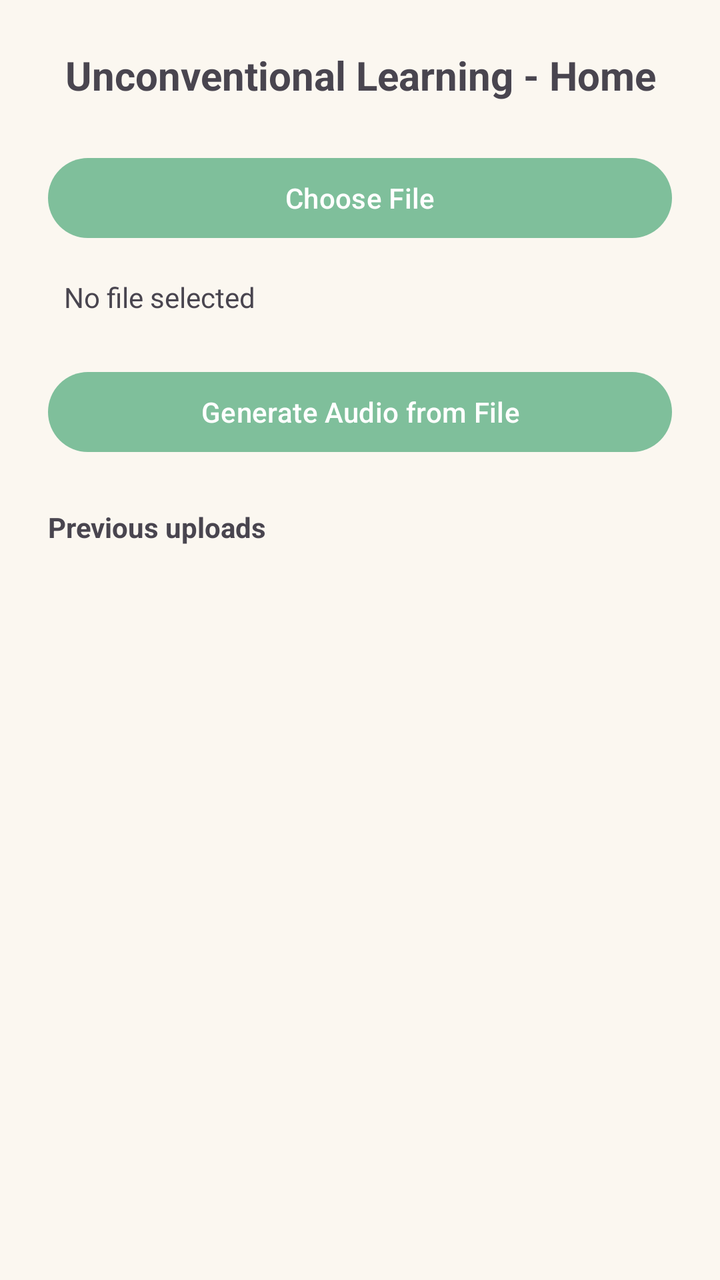
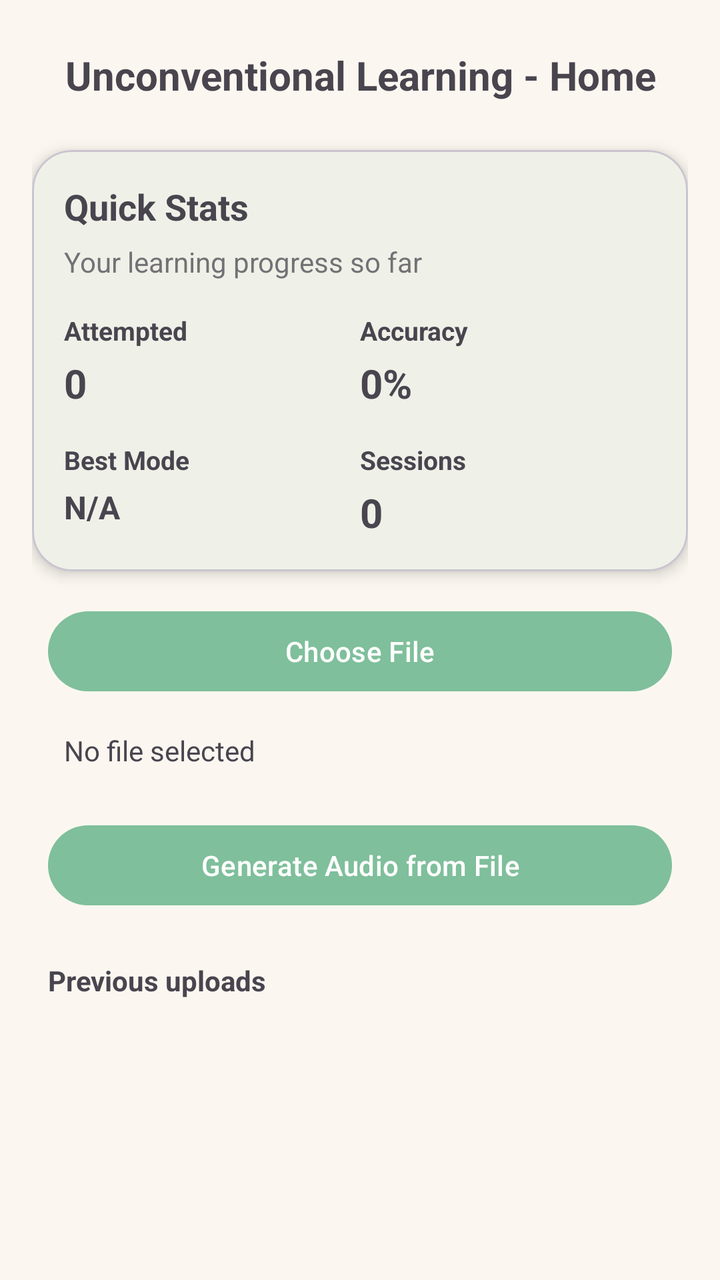

Compare the two renders of this Android layout. The source of the first and the diff that turns it into the second are given below.
<!-- AndroidManifest.xml: application theme Theme.FinalYearProject -->
<!-- res/layout/fragment_home.xml -->
<?xml version="1.0" encoding="utf-8"?>
<androidx.constraintlayout.widget.ConstraintLayout xmlns:android="http://schemas.android.com/apk/res/android"
    xmlns:app="http://schemas.android.com/apk/res-auto"
    android:layout_width="match_parent"
    android:layout_height="match_parent"
    android:padding="16dp"
    android:background="?attr/colorSurface">

    <TextView
        android:id="@+id/homeTitleTV"
        android:layout_width="0dp"
        android:layout_height="wrap_content"
        android:text="Unconventional Learning - Home"
        android:textSize="20sp"
        android:textStyle="bold"
        android:gravity="center"
        android:padding="8dp"
        app:layout_constraintTop_toTopOf="parent"
        app:layout_constraintStart_toStartOf="parent"
        app:layout_constraintEnd_toEndOf="parent" />

    <com.google.android.material.card.MaterialCardView
        android:id="@+id/continueLearningCard"
        android:layout_width="0dp"
        android:layout_height="wrap_content"
        android:layout_marginTop="16dp"
        android:visibility="gone"
        app:cardCornerRadius="20dp"
        app:cardElevation="4dp"
        app:strokeWidth="1dp"
        app:layout_constraintTop_toBottomOf="@id/homeTitleTV"
        app:layout_constraintStart_toStartOf="parent"
        app:layout_constraintEnd_toEndOf="parent">

        <LinearLayout
            android:layout_width="match_parent"
            android:layout_height="wrap_content"
            android:orientation="vertical"
            android:padding="16dp">

            <TextView
                android:id="@+id/continueLearningTitleTV"
                android:layout_width="wrap_content"
                android:layout_height="wrap_content"
                android:text="Continue Learning"
                android:textStyle="bold"
                android:textSize="18sp" />

            <TextView
                android:id="@+id/continueLearningSubtitleTV"
                android:layout_width="wrap_content"
                android:layout_height="wrap_content"
                android:layout_marginTop="6dp"
                android:text="Pick up where you left off"
                android:textSize="14sp"
                android:alpha="0.75" />

            <TextView
                android:id="@+id/continueFileNameTV"
                android:layout_width="wrap_content"
                android:layout_height="wrap_content"
                android:layout_marginTop="14dp"
                android:text="Distributed Systems Notes.pdf"
                android:textStyle="bold"
                android:textSize="16sp" />

            <TextView
                android:id="@+id/continueModeTV"
                android:layout_width="wrap_content"
                android:layout_height="wrap_content"
                android:layout_marginTop="6dp"
                android:text="Last mode: Flashcards"
                android:textSize="14sp" />

            <TextView
                android:id="@+id/continueProgressTV"
                android:layout_width="wrap_content"
                android:layout_height="wrap_content"
                android:layout_marginTop="4dp"
                android:text="Resume from item 4"
                android:textSize="14sp" />

            <Button
                android:id="@+id/continueLearningBtn"
                android:layout_width="wrap_content"
                android:layout_height="wrap_content"
                android:layout_marginTop="14dp"
                android:text="Resume Learning" />

        </LinearLayout>

    </com.google.android.material.card.MaterialCardView>

    <Button
        android:id="@+id/pickFileBtn"
        android:layout_width="0dp"
        android:layout_height="wrap_content"
        android:text="Choose File"
        android:layout_marginTop="16dp"
        android:layout_marginHorizontal="8dp"
        app:layout_constraintTop_toBottomOf="@id/continueLearningCard"
        app:layout_constraintStart_toStartOf="parent"
        app:layout_constraintEnd_toEndOf="parent" />

    <TextView
        android:id="@+id/selectedFileTV"
        android:layout_width="0dp"
        android:layout_height="wrap_content"
        android:text="No file selected"
        android:textSize="14sp"
        android:padding="8dp"
        android:layout_marginTop="8dp"
        android:layout_marginHorizontal="8dp"
        app:layout_constraintTop_toBottomOf="@id/pickFileBtn"
        app:layout_constraintStart_toStartOf="parent"
        app:layout_constraintEnd_toEndOf="parent" />

    <Button
        android:id="@+id/uploadBtn"
        android:layout_width="0dp"
        android:layout_height="wrap_content"
        android:text="Generate Audio from File"
        android:layout_marginTop="16dp"
        android:layout_marginHorizontal="8dp"
        app:layout_constraintTop_toBottomOf="@id/selectedFileTV"
        app:layout_constraintStart_toStartOf="parent"
        app:layout_constraintEnd_toEndOf="parent" />

    <ProgressBar
        android:id="@+id/uploadProgress"
        style="?android:attr/progressBarStyle"
        android:layout_width="wrap_content"
        android:layout_height="wrap_content"
        android:visibility="gone"
        android:layout_marginTop="8dp"
        app:layout_constraintTop_toBottomOf="@id/uploadBtn"
        app:layout_constraintStart_toStartOf="parent"
        app:layout_constraintEnd_toEndOf="parent" />

    <TextView
        android:id="@+id/historyLabelTV"
        android:layout_width="0dp"
        android:layout_height="wrap_content"
        android:text="Previous uploads"
        android:textStyle="bold"
        android:padding="8dp"
        android:layout_marginTop="16dp"
        app:layout_constraintTop_toBottomOf="@id/uploadProgress"
        app:layout_constraintStart_toStartOf="parent"
        app:layout_constraintEnd_toEndOf="parent" />

    <androidx.recyclerview.widget.RecyclerView
        android:id="@+id/previousFilesRV"
        android:layout_width="0dp"
        android:layout_height="0dp"
        android:layout_margin="8dp"
        app:layout_constraintTop_toBottomOf="@id/historyLabelTV"
        app:layout_constraintBottom_toBottomOf="parent"
        app:layout_constraintStart_toStartOf="parent"
        app:layout_constraintEnd_toEndOf="parent" />

</androidx.constraintlayout.widget.ConstraintLayout>
<!-- resources referenced by this layout -->
<resources>
  <style name="Theme.FinalYearProject" parent="Theme.Material3.DayNight.NoActionBar">
          <item name="colorPrimary">@color/md_primary</item>
          <item name="colorSecondary">@color/md_secondary</item>
          <item name="colorTertiary">@color/md_tertiary</item>
  
          <item name="android:colorBackground">@color/md_background</item>
          <item name="colorSurface">@color/md_surface</item>
          <item name="colorOutline">@color/md_outline</item>
  
          <item name="colorOnPrimary">@color/md_onPrimary</item>
          <item name="colorOnSecondary">@color/md_onSecondary</item>
          <item name="colorOnSurface">@color/md_onSurface</item>
      </style>
  <color name="md_primary">#7FBF9B</color>
  <color name="md_secondary">#5F9E86</color>
  <color name="md_tertiary">#B9A6D3</color>
  <color name="md_background">#F6F1E8</color>
  <color name="md_surface">#FBF7F0</color>
  <color name="md_outline">#D7D0C5</color>
  <color name="md_onPrimary">#FFFFFF</color>
  <color name="md_onSecondary">#FFFFFF</color>
  <color name="md_onSurface">#1E1E1E</color>
</resources>

<!-- the commit's change to res/layout/fragment_home.xml (unified diff, before → after) -->
@@ -91,6 +91,153 @@
 
     </com.google.android.material.card.MaterialCardView>
 
+    <com.google.android.material.card.MaterialCardView
+        android:id="@+id/quickStatsCard"
+        android:layout_width="0dp"
+        android:layout_height="wrap_content"
+        android:layout_marginTop="16dp"
+        app:cardCornerRadius="20dp"
+        app:cardElevation="4dp"
+        app:strokeWidth="1dp"
+        app:layout_constraintTop_toBottomOf="@id/continueLearningCard"
+        app:layout_constraintStart_toStartOf="parent"
+        app:layout_constraintEnd_toEndOf="parent">
+
+        <LinearLayout
+            android:layout_width="match_parent"
+            android:layout_height="wrap_content"
+            android:orientation="vertical"
+            android:padding="16dp">
+
+            <TextView
+                android:id="@+id/quickStatsTitleTV"
+                android:layout_width="wrap_content"
+                android:layout_height="wrap_content"
+                android:text="Quick Stats"
+                android:textStyle="bold"
+                android:textSize="18sp" />
+
+            <TextView
+                android:id="@+id/quickStatsSubtitleTV"
+                android:layout_width="wrap_content"
+                android:layout_height="wrap_content"
+                android:layout_marginTop="6dp"
+                android:text="Your learning progress so far"
+                android:textSize="14sp"
+                android:alpha="0.75" />
+
+            <LinearLayout
+                android:layout_width="match_parent"
+                android:layout_height="wrap_content"
+                android:layout_marginTop="16dp"
+                android:orientation="horizontal"
+                android:weightSum="2">
+
+                <LinearLayout
+                    android:layout_width="0dp"
+                    android:layout_height="wrap_content"
+                    android:layout_weight="1"
+                    android:orientation="vertical">
+
+                    <TextView
+                        android:layout_width="wrap_content"
+                        android:layout_height="wrap_content"
+                        android:text="Attempted"
+                        android:textStyle="bold"
+                        android:textSize="13sp" />
+
+                    <TextView
+                        android:id="@+id/quickStatsAttemptedTV"
+                        android:layout_width="wrap_content"
+                        android:layout_height="wrap_content"
+                        android:layout_marginTop="4dp"
+                        android:text="0"
+                        android:textSize="20sp"
+                        android:textStyle="bold" />
+                </LinearLayout>
+
+                <LinearLayout
+                    android:layout_width="0dp"
+                    android:layout_height="wrap_content"
+                    android:layout_weight="1"
+                    android:orientation="vertical">
+
+                    <TextView
+                        android:layout_width="wrap_content"
+                        android:layout_height="wrap_content"
+                        android:text="Accuracy"
+                        android:textStyle="bold"
+                        android:textSize="13sp" />
+
+                    <TextView
+                        android:id="@+id/quickStatsAccuracyTV"
+                        android:layout_width="wrap_content"
+                        android:layout_height="wrap_content"
+                        android:layout_marginTop="4dp"
+                        android:text="0%"
+                        android:textSize="20sp"
+                        android:textStyle="bold" />
+                </LinearLayout>
+            </LinearLayout>
+
+            <LinearLayout
+                android:layout_width="match_parent"
+                android:layout_height="wrap_content"
+                android:layout_marginTop="16dp"
+                android:orientation="horizontal"
+                android:weightSum="2">
+
+                <LinearLayout
+                    android:layout_width="0dp"
+                    android:layout_height="wrap_content"
+                    android:layout_weight="1"
+                    android:orientation="vertical">
+
+                    <TextView
+                        android:layout_width="wrap_content"
+                        android:layout_height="wrap_content"
+                        android:text="Best Mode"
+                        android:textStyle="bold"
+                        android:textSize="13sp" />
+
+                    <TextView
+                        android:id="@+id/quickStatsBestModeTV"
+                        android:layout_width="wrap_content"
+                        android:layout_height="wrap_content"
+                        android:layout_marginTop="4dp"
+                        android:text="N/A"
+                        android:textSize="16sp"
+                        android:textStyle="bold" />
+                </LinearLayout>
+
+                <LinearLayout
+                    android:layout_width="0dp"
+                    android:layout_height="wrap_content"
+                    android:layout_weight="1"
+                    android:orientation="vertical">
+
+                    <TextView
+                        android:layout_width="wrap_content"
+                        android:layout_height="wrap_content"
+                        android:text="Sessions"
+                        android:textStyle="bold"
+                        android:textSize="13sp" />
+
+                    <TextView
+                        android:id="@+id/quickStatsSessionsTV"
+                        android:layout_width="wrap_content"
+                        android:layout_height="wrap_content"
+                        android:layout_marginTop="4dp"
+                        android:text="0"
+                        android:textSize="20sp"
+                        android:textStyle="bold" />
+                </LinearLayout>
+            </LinearLayout>
+
+        </LinearLayout>
+
+    </com.google.android.material.card.MaterialCardView>
+
     <Button
         android:id="@+id/pickFileBtn"
         android:layout_width="0dp"
@@ -98,7 +245,7 @@
         android:text="Choose File"
         android:layout_marginTop="16dp"
         android:layout_marginHorizontal="8dp"
-        app:layout_constraintTop_toBottomOf="@id/continueLearningCard"
+        app:layout_constraintTop_toBottomOf="@id/quickStatsCard"
         app:layout_constraintStart_toStartOf="parent"
         app:layout_constraintEnd_toEndOf="parent" />
 
